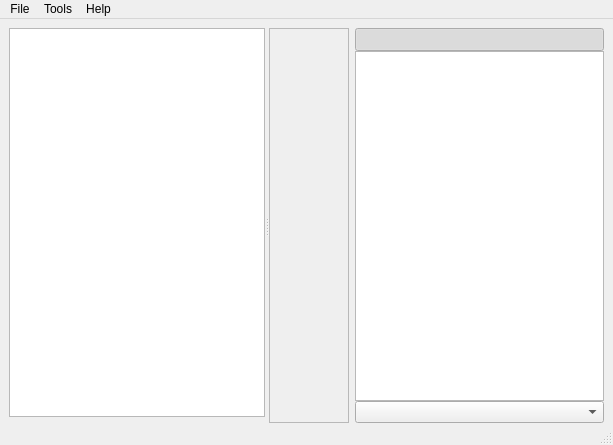
ImageProcessing-ElectronicPublications/scantailor-deviant, file ui/MainWindow.ui: the form before one commit.
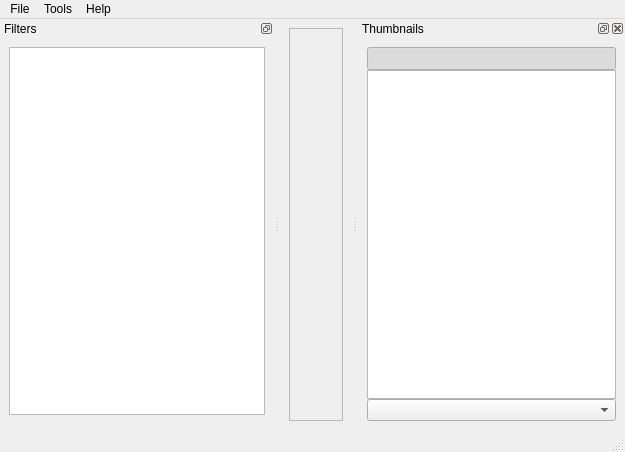
The form after the commit. Icons and pictures are not drawn. Custom widgets are drawn as their Qt base class.

Commit message: dockable thumbnails and params

Diff of the .ui file:
```diff
--- a/ui/MainWindow.ui
+++ b/ui/MainWindow.ui
@@ -6,8 +6,8 @@
    <rect>
     <x>0</x>
     <y>0</y>
-    <width>613</width>
-    <height>445</height>
+    <width>625</width>
+    <height>452</height>
    </rect>
   </property>
   <property name="sizePolicy">
@@ -33,142 +33,22 @@
     <cursorShape>ArrowCursor</cursorShape>
    </property>
    <layout class="QHBoxLayout" name="horizontalLayout">
-    <property name="bottomMargin">
-     <number>0</number>
-    </property>
     <item>
-     <widget class="QSplitter" name="splitter">
+     <widget class="QFrame" name="imageViewFrame">
       <property name="sizePolicy">
-       <sizepolicy hsizetype="Expanding" vsizetype="Preferred">
-        <horstretch>0</horstretch>
-        <verstretch>0</verstretch>
+       <sizepolicy hsizetype="Expanding" vsizetype="Expanding">
+        <horstretch>1</horstretch>
+        <verstretch>1</verstretch>
        </sizepolicy>
       </property>
-      <property name="orientation">
-       <enum>Qt::Horizontal</enum>
+      <property name="frameShape">
+       <enum>QFrame::StyledPanel</enum>
       </property>
-      <property name="childrenCollapsible">
-       <bool>false</bool>
+      <property name="frameShadow">
+       <enum>QFrame::Sunken</enum>
       </property>
-      <widget class="QWidget" name="layoutWidget">
-       <layout class="QVBoxLayout">
-        <property name="spacing">
-         <number>6</number>
-        </property>
-        <item>
-         <widget class="StageListView" name="filterList">
-          <property name="autoScroll">
-           <bool>false</bool>
-          </property>
-          <property name="editTriggers">
-           <set>QAbstractItemView::NoEditTriggers</set>
-          </property>
-          <property name="tabKeyNavigation">
-           <bool>false</bool>
-          </property>
-          <property name="showDropIndicator" stdset="0">
-           <bool>false</bool>
-          </property>
-          <property name="alternatingRowColors">
-           <bool>true</bool>
-          </property>
-          <property name="selectionMode">
-           <enum>QAbstractItemView::SingleSelection</enum>
-          </property>
-          <property name="selectionBehavior">
-           <enum>QAbstractItemView::SelectRows</enum>
-          </property>
-          <property name="textElideMode">
-           <enum>Qt::ElideNone</enum>
-          </property>
-          <property name="showGrid">
-           <bool>false</bool>
-          </property>
-          <property name="wordWrap">
-           <bool>false</bool>
-          </property>
-          <property name="cornerButtonEnabled">
-           <bool>false</bool>
-          </property>
-         </widget>
-        </item>
-        <item>
-         <widget class="NonOwningWidget" name="filterOptions" native="true"/>
-        </item>
-       </layout>
-      </widget>
-      <widget class="QFrame" name="imageViewFrame">
-       <property name="sizePolicy">
-        <sizepolicy hsizetype="Expanding" vsizetype="Expanding">
-         <horstretch>1</horstretch>
-         <verstretch>1</verstretch>
-        </sizepolicy>
-       </property>
-       <property name="frameShape">
-        <enum>QFrame::StyledPanel</enum>
-       </property>
-       <property name="frameShadow">
-        <enum>QFrame::Sunken</enum>
-       </property>
-      </widget>
      </widget>
     </item>
-    <item>
-     <layout class="QVBoxLayout" name="verticalLayout">
-      <property name="spacing">
-       <number>0</number>
-      </property>
-      <item>
-       <widget class="QToolButton" name="focusButton">
-        <property name="sizePolicy">
-         <sizepolicy hsizetype="Minimum" vsizetype="Fixed">
-          <horstretch>0</horstretch>
-          <verstretch>0</verstretch>
-         </sizepolicy>
-        </property>
-        <property name="statusTip">
-         <string>Keep current page in view.</string>
-        </property>
-        <property name="text">
-         <string/>
-        </property>
-        <property name="icon">
-         <iconset resource="../resources/resources.qrc">
-          <normaloff>:/icons/keep-in-view.png</normaloff>:/icons/keep-in-view.png</iconset>
-        </property>
-        <property name="checkable">
-         <bool>true</bool>
-        </property>
-        <property name="checked">
-         <bool>true</bool>
-        </property>
-       </widget>
-      </item>
-      <item>
-       <widget class="QGraphicsView" name="thumbView">
-        <property name="maximumSize">
-         <size>
-          <width>249</width>
-          <height>16777215</height>
-         </size>
-        </property>
-        <property name="statusTip">
-         <string>Use Home, End, PgUp (or Q), PgDown (or W) to navigate between pages.</string>
-        </property>
-        <property name="alignment">
-         <set>Qt::AlignHCenter|Qt::AlignTop</set>
-        </property>
-       </widget>
-      </item>
-      <item>
-       <widget class="QComboBox" name="sortOptions">
-        <property name="sizeAdjustPolicy">
-         <enum>QComboBox::AdjustToMinimumContentsLength</enum>
-        </property>
-       </widget>
-      </item>
-     </layout>
-    </item>
    </layout>
   </widget>
   <widget class="QMenuBar" name="menubar">
@@ -176,7 +56,7 @@
     <rect>
      <x>0</x>
      <y>0</y>
-     <width>613</width>
+     <width>625</width>
      <height>21</height>
     </rect>
    </property>
@@ -216,6 +96,161 @@
    <addaction name="menuHelp"/>
   </widget>
   <widget class="QStatusBar" name="statusBar"/>
+  <widget class="QDockWidget" name="dockWidget">
+   <property name="allowedAreas">
+    <set>Qt::LeftDockWidgetArea|Qt::RightDockWidgetArea</set>
+   </property>
+   <property name="windowTitle">
+    <string>Thumbnails</string>
+   </property>
+   <attribute name="dockWidgetArea">
+    <number>2</number>
+   </attribute>
+   <widget class="QWidget" name="dockWidgetContents_2">
+    <layout class="QVBoxLayout" name="verticalLayout_2">
+     <item>
+      <layout class="QVBoxLayout" name="verticalLayout">
+       <property name="spacing">
+        <number>0</number>
+       </property>
+       <item>
+        <widget class="QToolButton" name="focusButton">
+         <property name="sizePolicy">
+          <sizepolicy hsizetype="Minimum" vsizetype="Fixed">
+           <horstretch>0</horstretch>
+           <verstretch>0</verstretch>
+          </sizepolicy>
+         </property>
+         <property name="statusTip">
+          <string>Keep current page in view.</string>
+         </property>
+         <property name="text">
+          <string/>
+         </property>
+         <property name="icon">
+          <iconset>
+           <normaloff>:/icons/keep-in-view.png</normaloff>:/icons/keep-in-view.png</iconset>
+         </property>
+         <property name="checkable">
+          <bool>true</bool>
+         </property>
+         <property name="checked">
+          <bool>true</bool>
+         </property>
+        </widget>
+       </item>
+       <item>
+        <widget class="QGraphicsView" name="thumbView">
+         <property name="minimumSize">
+          <size>
+           <width>150</width>
+           <height>0</height>
+          </size>
+         </property>
+         <property name="maximumSize">
+          <size>
+           <width>249</width>
+           <height>16777215</height>
+          </size>
+         </property>
+         <property name="statusTip">
+          <string>Use Home, End, PgUp (or Q), PgDown (or W) to navigate between pages.</string>
+         </property>
+         <property name="alignment">
+          <set>Qt::AlignHCenter|Qt::AlignTop</set>
+         </property>
+        </widget>
+       </item>
+       <item>
+        <widget class="QComboBox" name="sortOptions">
+         <property name="sizeAdjustPolicy">
+          <enum>QComboBox::AdjustToMinimumContentsLength</enum>
+         </property>
+        </widget>
+       </item>
+      </layout>
+     </item>
+    </layout>
+   </widget>
+  </widget>
+  <widget class="QDockWidget" name="dockWidget_4">
+   <property name="minimumSize">
+    <size>
+     <width>250</width>
+     <height>132</height>
+    </size>
+   </property>
+   <property name="features">
+    <set>QDockWidget::DockWidgetFloatable|QDockWidget::DockWidgetMovable</set>
+   </property>
+   <property name="allowedAreas">
+    <set>Qt::LeftDockWidgetArea|Qt::RightDockWidgetArea</set>
+   </property>
+   <property name="windowTitle">
+    <string>Filters</string>
+   </property>
+   <attribute name="dockWidgetArea">
+    <number>1</number>
+   </attribute>
+   <widget class="QWidget" name="dockWidgetContents_5">
+    <layout class="QVBoxLayout" name="verticalLayout_3">
+     <item>
+      <widget class="StageListView" name="filterList">
+       <property name="minimumSize">
+        <size>
+         <width>0</width>
+         <height>0</height>
+        </size>
+       </property>
+       <property name="maximumSize">
+        <size>
+         <width>16777215</width>
+         <height>16777215</height>
+        </size>
+       </property>
+       <property name="autoScroll">
+        <bool>false</bool>
+       </property>
+       <property name="editTriggers">
+        <set>QAbstractItemView::NoEditTriggers</set>
+       </property>
+       <property name="tabKeyNavigation">
+        <bool>false</bool>
+       </property>
+       <property name="showDropIndicator" stdset="0">
+        <bool>false</bool>
+       </property>
+       <property name="alternatingRowColors">
+        <bool>true</bool>
+       </property>
+       <property name="selectionMode">
+        <enum>QAbstractItemView::SingleSelection</enum>
+       </property>
+       <property name="selectionBehavior">
+        <enum>QAbstractItemView::SelectRows</enum>
+       </property>
+       <property name="textElideMode">
+        <enum>Qt::ElideNone</enum>
+       </property>
+       <property name="showGrid">
+        <bool>false</bool>
+       </property>
+       <property name="wordWrap">
+        <bool>false</bool>
+       </property>
+       <property name="cornerButtonEnabled">
+        <bool>false</bool>
+       </property>
+      </widget>
+     </item>
+     <item>
+      <widget class="NonOwningWidget" name="filterOptions" native="true"/>
+     </item>
+    </layout>
+    <zorder></zorder>
+    <zorder>imageViewFrame</zorder>
+   </widget>
+  </widget>
   <action name="actionDebug">
    <property name="checkable">
     <bool>true</bool>
```
Left out of the diff: 4 changed lines with no effect on the pictures.
